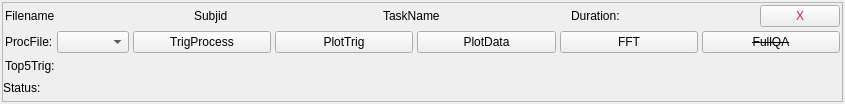
This is nih2mne/GUI/templates/input_meg_dset_tile_listWidgetBase.ui in nih-megcore/nih_to_mne as Qt 5 draws it before an edit. The edited form follows.
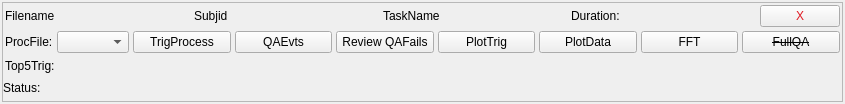
This is the edited form.

What changed in the file:
```diff
--- a/nih2mne/GUI/templates/input_meg_dset_tile_listWidgetBase.ui
+++ b/nih2mne/GUI/templates/input_meg_dset_tile_listWidgetBase.ui
@@ -238,6 +238,26 @@
            </property>
           </widget>
          </item>
+         <item>
+          <widget class="QPushButton" name="pb_QAEvts">
+           <property name="toolTip">
+            <string>Run the compatible task QA file against the dataset events</string>
+           </property>
+           <property name="text">
+            <string>QAEvts</string>
+           </property>
+          </widget>
+         </item>
+         <item>
+          <widget class="QPushButton" name="pb_ReviewQAFails">
+           <property name="toolTip">
+            <string>Review all conditions from the latest failed event QA run</string>
+           </property>
+           <property name="text">
+            <string>Review QAFails</string>
+           </property>
+          </widget>
+         </item>
          <item>
           <widget class="QPushButton" name="pb_PlotTrig">
            <property name="toolTip">
```
